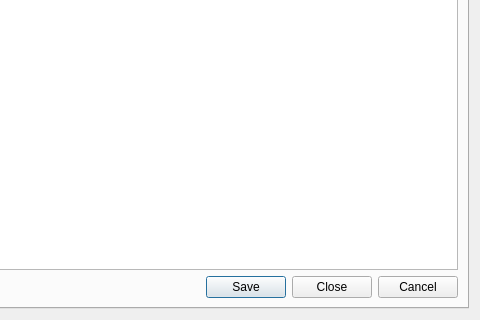
First picture: the form in activitydialog.ui, repository warcomeb/labortool, before the edit; both pictures show x 320 to 800 and y 160 to 480 of the 800 by 480 pixel window.
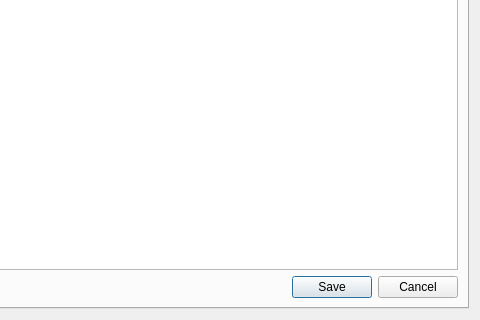
Second picture: the form after the edit.

The edit to the form file:
```diff
--- a/activitydialog.ui
+++ b/activitydialog.ui
@@ -171,13 +171,6 @@
            </property>
           </widget>
          </item>
-         <item>
-          <widget class="QPushButton" name="closeButton">
-           <property name="text">
-            <string>Close</string>
-           </property>
-          </widget>
-         </item>
          <item>
           <widget class="QPushButton" name="cancelButton">
            <property name="text">
```
